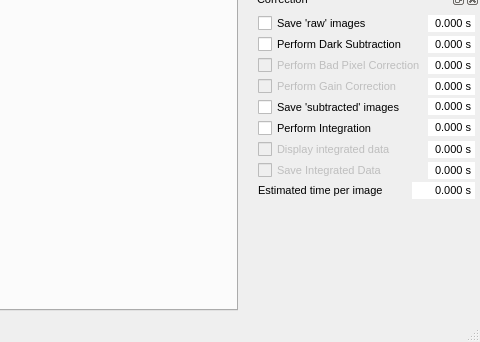
Above: qxrdwindow.ui from guyjennings/qxrd before the change; both pictures show x 763 to 1243 and y 501 to 843 of the 1243 by 843 pixel window. Below: the same form after it.
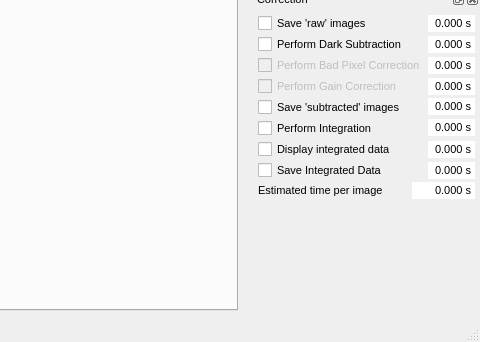
That is the form after the change. Icons and pictures are not drawn. Custom widgets are drawn as their Qt base class.

What changed in the file:
```diff
--- a/qxrdwindow.ui
+++ b/qxrdwindow.ui
@@ -1627,7 +1627,7 @@
      <item row="7" column="0">
       <widget class="QCheckBox" name="m_DisplayIntegratedData">
        <property name="enabled">
-        <bool>false</bool>
+        <bool>true</bool>
        </property>
        <property name="font">
         <font>
@@ -1667,7 +1667,7 @@
      <item row="8" column="0">
       <widget class="QCheckBox" name="m_SaveIntegratedData">
        <property name="enabled">
-        <bool>false</bool>
+        <bool>true</bool>
        </property>
        <property name="font">
         <font>
```
